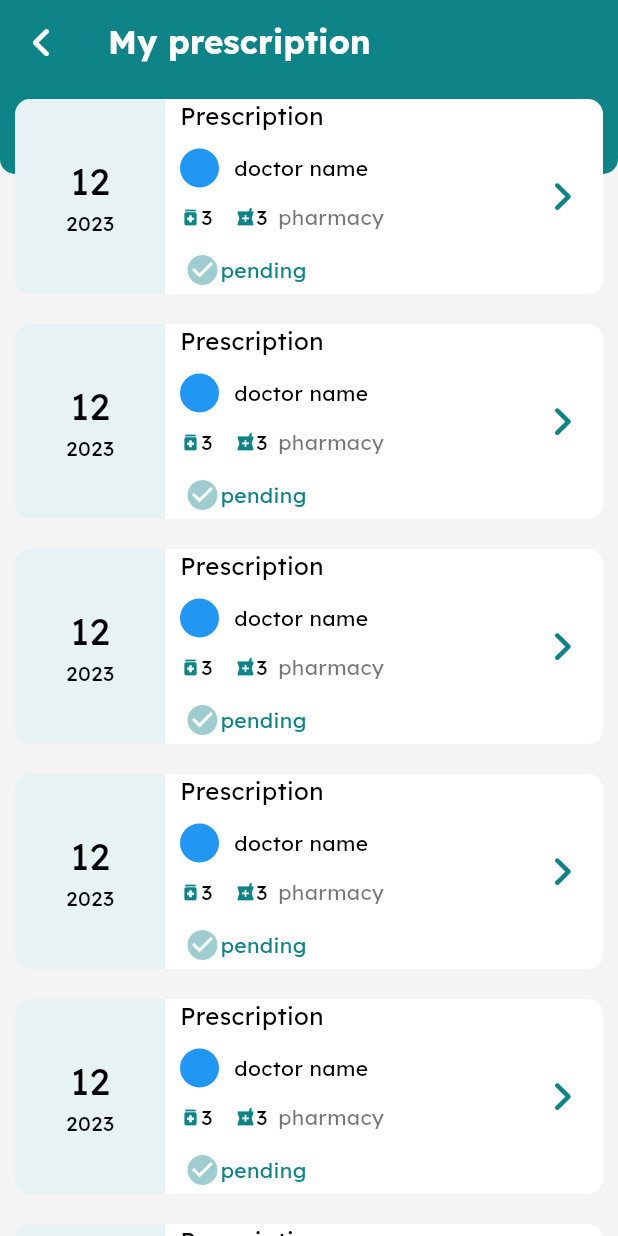
After one commit to AmanuelDemelash/hakimea, a Flutter app: the Prescription screen opened by its route, on a phone screen of 412 x 824 dp. The commit adds this screen. Run offline on Flutter 3.47's test engine with Material 2 defaults, Android fonts, the phone set to English and light mode, and no system bars; our stand-ins replace animated_bottom_navigation_bar, awesome_notifications, badges, cached_network_image, carousel_slider, connectivity_plus and 17 more; missing offline and left inert: country_phone_code_picker, emoji_alert, flutter_inappwebview, flutter_polyline_points, geocoder2, insta_image_viewer and 2 more; accounts and stored records are empty.

Commit message:
prescription

```diff
--- a/lib/main.dart
+++ b/lib/main.dart
@@ -43,7 +43,7 @@ import 'package:hakimea/screens/user/user/pharmacy/ordermedicin.dart';
 import 'package:hakimea/screens/user/user/pharmacy/pharmacy.dart';
 import 'package:hakimea/screens/user/user/pharmacy/pharmacydetail.dart';
 import 'package:hakimea/screens/user/user/prescription/prescriptiondetail.dart';
-import 'package:hakimea/screens/user/user/prescription/prescriptions.dart';
+import 'package:hakimea/screens/user/user/prescription/priscriptions.dart';
 import 'package:hakimea/screens/user/user/profile/editaccount.dart';
 import 'package:hakimea/screens/user/user/profile/myprofile.dart';
 import 'package:hakimea/screens/user/user/review/submitreview.dart';
--- /dev/null
+++ b/lib/screens/user/user/prescription/priscriptions.dart
@@ -0,0 +1,146 @@
+
+import 'package:flutter/material.dart';
+import 'package:font_awesome_flutter/font_awesome_flutter.dart';
+import 'package:get/get.dart';
+import 'package:hakimea/utils/constants.dart';
+
+class Prescription extends StatelessWidget {
+  const Prescription({super.key});
+
+  @override
+  Widget build(BuildContext context) {
+    return Scaffold(
+      appBar: AppBar(
+        backgroundColor: Constants.primcolor,
+        title: const Text(
+          "My prescription",
+          style: TextStyle(color: Colors.white, fontWeight: FontWeight.bold),
+        ),
+        elevation: 0,
+        leading: IconButton(
+            onPressed: () {
+              Get.back();
+            },
+            icon: const FaIcon(
+              FontAwesomeIcons.angleLeft,
+              color: Colors.white,
+            )),
+      ),
+      body:Stack(
+        children: [
+          Container(
+            width: Get.width,
+            height: 60,
+            decoration:const BoxDecoration(
+                color: Constants.primcolor,
+                borderRadius: BorderRadius.only(
+                    bottomLeft: Radius.circular(10),
+                    bottomRight: Radius.circular(10)
+                )
+            ),
+          ),
+          ListView.builder(
+            itemCount:6,
+            itemBuilder: (context, index) {
+              return
+                GestureDetector(
+                  onTap: () => Get.toNamed("/prescdetail"),
+                  child: Container(
+                    width: Get.width,
+                    height: 130,
+                    margin:const EdgeInsets.all(10),
+                    decoration: BoxDecoration(
+                        color: Colors.white,
+                        borderRadius: BorderRadius.circular(10)
+                    ),
+                    child: Row(
+                      children: [
+                        // date
+                        Container(
+                          width:100,
+                          decoration: BoxDecoration(
+                              color: Constants.primcolor.withOpacity(0.1),
+                              borderRadius:const BorderRadius.only(
+                                  topLeft: Radius.circular(10),
+                                  bottomLeft: Radius.circular(10)
+                              )
+                          ),
+                          child:
+                          Center(
+                            child: Column(
+                              mainAxisAlignment: MainAxisAlignment.center,
+                              children:const [
+                                Text("12",style:TextStyle(fontSize:25),),
+                                Text("2023")
+                              ],
+                            ),
+                          ),
+                        ),
+                        const SizedBox(
+                          width: 10,
+                        ),
+                        Expanded(
+                          child: Column(
+                            crossAxisAlignment: CrossAxisAlignment.start,
+                            children:[
+                              const   Text("Prescription",style: TextStyle(fontSize: 16),),
+                              const SizedBox(height: 10,),
+                              // doc
+                              Row(
+                                children:const[
+                                  CircleAvatar(
+                                    radius: 13,
+                                  ),
+                                  SizedBox(width: 10,),
+                                  Text("doctor name")
+                                ],
+                              ),
+                              const SizedBox(height: 10,),
+                              Row(
+                                children: [
+                                  Row(
+                                    children:const[
+                                      Icon(Icons.medication,size: 14,),
+                                      Text("3",style: TextStyle(fontSize:14),)
+                                    ],
+                                  ),
+                                  const SizedBox(width: 15,),
+                                  Row(
+                                    children:const[
+                                      Icon(Icons.local_pharmacy_sharp,size: 14,),
+                                      Text("3",style: TextStyle(fontSize:14),),
+                                      SizedBox(width: 7,),
+                                      Text("pharmacy",style: TextStyle(fontSize:14,color:Colors.black54),)
+                                    ],
+                                  ),
+
+                                ],
+                              ),
+                              const SizedBox(height: 10,),
+                              Container(
+                                padding:const EdgeInsets.all(3),
+                                child:Row(
+                                  children: [
+                                    Icon(Icons.check_circle,color: Constants.primcolor.withOpacity(0.4),),
+                                    const Text("pending",style: TextStyle(color: Constants.primcolor,fontSize: 14),),
+                                  ],
+                                ),
+                              )
+                            ],
+                          ),
+                        ),
+                        const FaIcon(FontAwesomeIcons.angleRight),
+                        const SizedBox(width: 20,)
+
+                      ],
+                    ),
+                  ),
+                );
+            },)
+        ],
+      ),
+
+
+    );
+  }
+}
```
